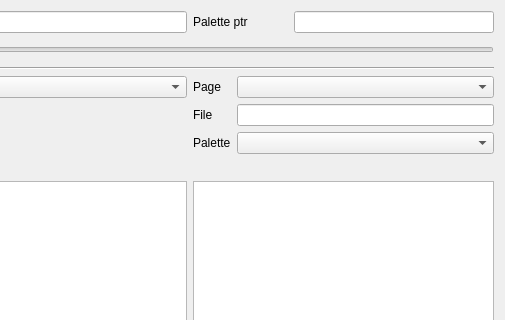
The window that dsvedit/sprite_editor.ui (LagoLunatic/DSVEdit) describes before a commit, drawn with Qt 5; both pictures show x 695 to 1200 and y 0 to 320 of the 1200 by 540 pixel window.
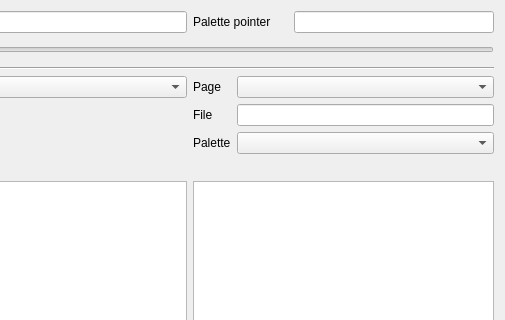
The same window after the commit.

The edit to the form file:
```diff
--- a/dsvedit/sprite_editor.ui
+++ b/dsvedit/sprite_editor.ui
@@ -71,7 +71,7 @@
              <item>
               <widget class="QLabel" name="label_11">
                <property name="text">
-                <string>Palette ptr</string>
+                <string>Palette pointer</string>
                </property>
               </widget>
              </item>
```
